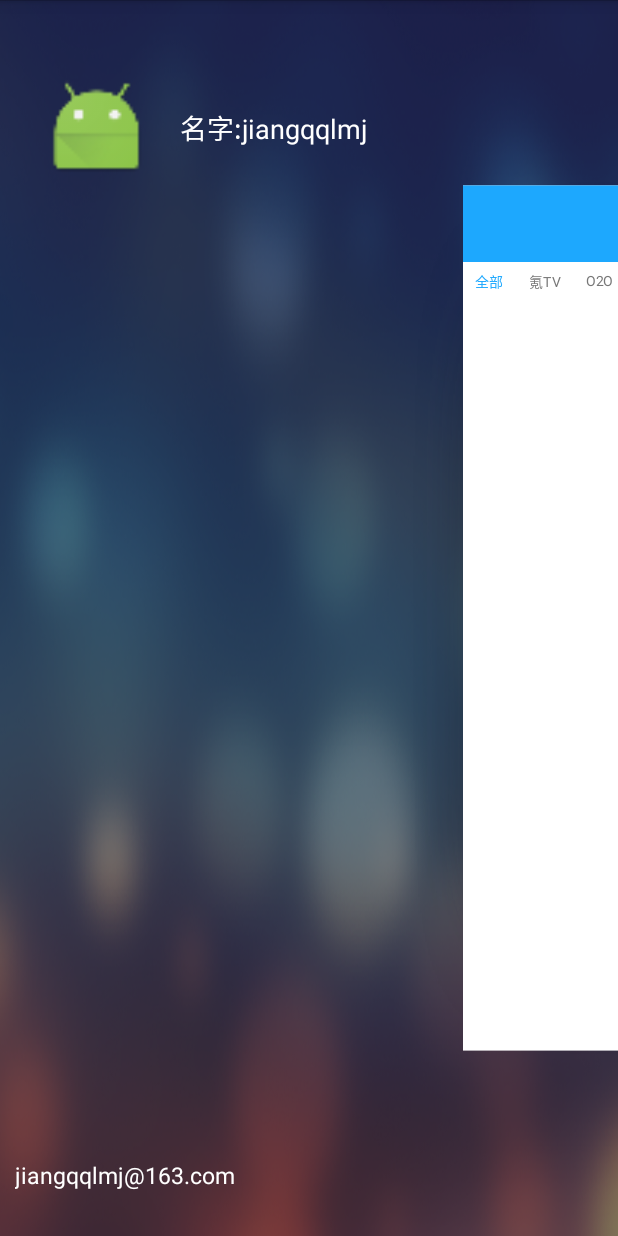
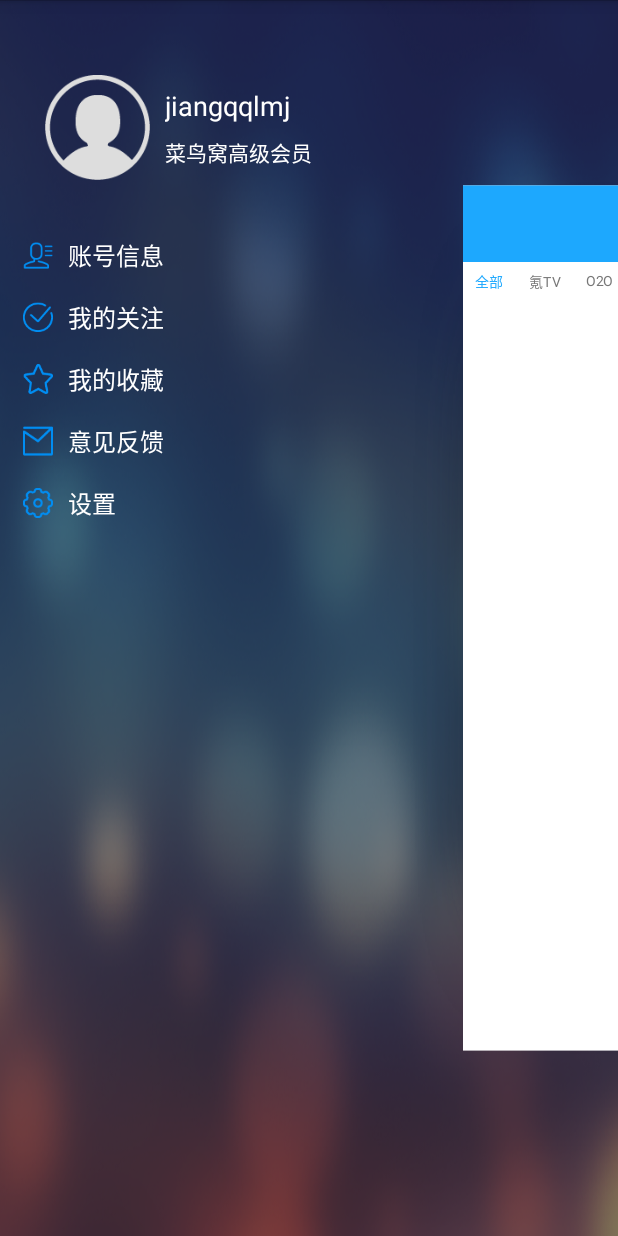
Before and after one commit to jiangqqlmj/App36Kr, an Android app: the MainActivity screen opened directly, with no data from a screen before it, after a tap on an icon or button, on a phone screen of 412 x 824 dp. Run offline under Robolectric (Android 15) with nearby library versions, the phone set to English and light mode, and no system bars; 2 statements that could not run were skipped.

Commit message:
+):1.加入左侧功能菜单

```diff
--- /dev/null
+++ b/app/src/main/java/com/cniao5/app36kr/adapter/LeftMenuAdapter.java
@@ -0,0 +1,71 @@
+package com.cniao5.app36kr.adapter;
+
+import android.content.Context;
+import android.text.Layout;
+import android.view.LayoutInflater;
+import android.view.View;
+import android.view.ViewGroup;
+import android.widget.BaseAdapter;
+import android.widget.ImageView;
+import android.widget.TextView;
+
+import com.cniao5.app36kr.R;
+import com.cniao5.app36kr.entity.LeftItemMenu;
+import com.cniao5.app36kr.utils.MenuDataUtils;
+
+import org.w3c.dom.Text;
+
+import java.util.List;
+
+/**
+ * 当前类注释:左侧功能菜单自定义适配器
+ * ProjectName：App36Kr
+ * Author:<a href="http://www.cniao5.com">菜鸟窝</a>
+ * Description：
+ * 菜鸟窝是一个只专注做Android开发技能的在线学习平台，课程以实战项目为主，对课程与服务”吹毛求疵”般的要求，
+ * 打造极致课程，是菜鸟窝不变的承诺
+ */
+public class LeftMenuAdapter extends BaseAdapter {
+    private List<LeftItemMenu> leftItemMenus;
+    private LayoutInflater mInflater;
+    private Context mContext;
+    public LeftMenuAdapter(Context pContext){
+          this.mContext=pContext;
+          this.mInflater=LayoutInflater.from(mContext);
+          this.leftItemMenus= MenuDataUtils.getItemMenus();
+    }
+    @Override
+    public int getCount() {
+        return leftItemMenus!=null?leftItemMenus.size():0;
+    }
+    @Override
+    public Object getItem(int position) {
+        return leftItemMenus.get(position);
+    }
+    @Override
+    public long getItemId(int position) {
+        return position;
+    }
+    @Override
+    public View getView(int position, View convertView, ViewGroup parent) {
+        Holder _Holder=null;
+        if(convertView==null){
+            _Holder=new Holder();
+            convertView=mInflater.inflate(R.layout.item_left_menu_layout,null);
+            _Holder.item_left_view_img=(ImageView)convertView.findViewById(R.id.item_left_view_img);
+            _Holder.item_left_view_title=(TextView)convertView.findViewById(R.id.item_left_view_title);
+            convertView.setTag(_Holder);
+        }else {
+            _Holder=(Holder)convertView.getTag();
+        }
+        LeftItemMenu menu=leftItemMenus.get(position);
+        _Holder.item_left_view_img.setImageResource(menu.getLeftIcon());
+        _Holder.item_left_view_title.setText(menu.getTitle());
+        return convertView;
+    }
+
+    private static class  Holder{
+        ImageView item_left_view_img;
+        TextView item_left_view_title;
+    }
+}
--- /dev/null
+++ b/app/src/main/java/com/cniao5/app36kr/entity/LeftItemMenu.java
@@ -0,0 +1,48 @@
+package com.cniao5.app36kr.entity;
+
+/**
+ * 当前类注释:左侧功能菜单 没想item实体类
+ * ProjectName：App36Kr
+ * Author:<a href="http://www.cniao5.com">菜鸟窝</a>
+ * Description：
+ * 菜鸟窝是一个只专注做Android开发技能的在线学习平台，课程以实战项目为主，对课程与服务”吹毛求疵”般的要求，
+ * 打造极致课程，是菜鸟窝不变的承诺
+ */
+public class LeftItemMenu {
+    private int leftIcon;
+    private String title;
+    private int arrowIcon;
+    public LeftItemMenu() {
+    }
+    public LeftItemMenu(int leftIcon, int arrowIcon, String title) {
+        this.leftIcon = leftIcon;
+        this.arrowIcon = arrowIcon;
+        this.title = title;
+    }
+    public int getLeftIcon() {
+        return leftIcon;
+    }
+    public void setLeftIcon(int leftIcon) {
+        this.leftIcon = leftIcon;
+    }
+    public String getTitle() {
+        return title;
+    }
+    public void setTitle(String title) {
+        this.title = title;
+    }
+    public int getArrowIcon() {
+        return arrowIcon;
+    }
+    public void setArrowIcon(int arrowIcon) {
+        this.arrowIcon = arrowIcon;
+    }
+    @Override
+    public String toString() {
+        return "LeftItemMenu{" +
+                "leftIcon=" + leftIcon +
+                ", title='" + title + '\'' +
+                ", arrowIcon=" + arrowIcon +
+                '}';
+    }
+}
--- a/app/src/main/java/com/cniao5/app36kr/fragment/MainInfoFragment.java
+++ b/app/src/main/java/com/cniao5/app36kr/fragment/MainInfoFragment.java
@@ -171,12 +171,9 @@ public class MainInfoFragment extends BaseFragment implements ViewPager.OnPageCh
             mClassContainer.addView(view);
         }
     }
-
     @Override
     public void onPageScrolled(int position, float positionOffset, int positionOffsetPixels) {
-
     }
-
     @Override
     public void onPageSelected(int position) {
         //id_indicator.setCurrentItem(position);
@@ -198,7 +195,7 @@ public class MainInfoFragment extends BaseFragment implements ViewPager.OnPageCh
         ((TextView)(currentItem.findViewById(R.id.horizontal_tv_type))).setTextColor(mColorSelected);
         //这边移动的距离 是经过计算粗略得出来的
         mScrollX=currentItem.getLeft()-300;
-        Log.d("zttjiangqq","mScrollX:"+mScrollX);
+        Log.d("zttjiangqq", "mScrollX:" + mScrollX);
         mScrollBar.post(new Runnable() {
             @Override
             public void run() {
--- a/app/src/main/java/com/cniao5/app36kr/ui/MainActivity.java
+++ b/app/src/main/java/com/cniao5/app36kr/ui/MainActivity.java
@@ -1,12 +1,22 @@
 package com.cniao5.app36kr.ui;
 import android.os.Bundle;
 import android.view.View;
+import android.view.ViewGroup;
+import android.widget.Adapter;
+import android.widget.BaseAdapter;
 import android.widget.ImageView;
+import android.widget.ListView;
+
 import com.cniao5.app36kr.R;
+import com.cniao5.app36kr.adapter.LeftMenuAdapter;
 import com.cniao5.app36kr.common.DefineView;
+import com.cniao5.app36kr.entity.LeftItemMenu;
 import com.cniao5.app36kr.ui.base.BaseActivity;
 import com.cniao5.app36kr.widget.DragLayout;
 import com.nineoldandroids.view.ViewHelper;
+
+import java.util.List;
+
 /**
  * 当前类注释:主Activity类
  * ProjectName：App36Kr
@@ -21,8 +31,7 @@ public class MainActivity extends BaseActivity implements DefineView{
     }
     private DragLayout drag_layout;
     private ImageView top_bar_icon;
-
-
+    private ListView left_view_lv;
     @Override
     protected void onCreate(Bundle savedInstanceState) {
         super.onCreate(savedInstanceState);
@@ -36,9 +45,11 @@ public class MainActivity extends BaseActivity implements DefineView{
     public void initView() {
         drag_layout = (DragLayout) findViewById(R.id.drag_layout);
         top_bar_icon = (ImageView) findViewById(R.id.top_bar_icon);
+        left_view_lv=(ListView)findViewById(R.id.left_view_lv);
     }
     @Override
     public void initValidata() {
+
     }
     @Override
     public void initListener() {
@@ -47,7 +58,7 @@ public class MainActivity extends BaseActivity implements DefineView{
     }
     @Override
     public void bindData() {
-
+        left_view_lv.setAdapter(new LeftMenuAdapter(this));
     }
     class CustomDragListener implements DragLayout.DragListener{
 
@@ -73,7 +84,7 @@ public class MainActivity extends BaseActivity implements DefineView{
          */
         @Override
         public void onDrag(float percent) {
-              ViewHelper.setAlpha(top_bar_icon,1-percent);
+              ViewHelper.setAlpha(top_bar_icon, 1 - percent);
         }
     }
     class CustomOnClickListener implements View.OnClickListener{
@@ -82,5 +93,4 @@ public class MainActivity extends BaseActivity implements DefineView{
             drag_layout.open();
         }
     }
-
 }
--- /dev/null
+++ b/app/src/main/java/com/cniao5/app36kr/utils/MenuDataUtils.java
@@ -0,0 +1,28 @@
+package com.cniao5.app36kr.utils;
+
+import com.cniao5.app36kr.R;
+import com.cniao5.app36kr.entity.LeftItemMenu;
+
+import java.util.ArrayList;
+import java.util.List;
+
+/**
+ * 当前类注释:左侧菜单Item数据构造
+ * ProjectName：App36Kr
+ * Author:<a href="http://www.cniao5.com">菜鸟窝</a>
+ * Description：
+ * 菜鸟窝是一个只专注做Android开发技能的在线学习平台，课程以实战项目为主，对课程与服务”吹毛求疵”般的要求，
+ * 打造极致课程，是菜鸟窝不变的承诺
+ */
+public class MenuDataUtils {
+    public static List<LeftItemMenu> getItemMenus(){
+        List<LeftItemMenu> menus=new ArrayList<LeftItemMenu>();
+        menus.add(new LeftItemMenu(R.drawable.icon_zhanghaoxinxi,R.drawable.icon_next,"账号信息"));
+        menus.add(new LeftItemMenu(R.drawable.icon_wodeguanzhu,R.drawable.icon_next,"我的关注"));
+        menus.add(new LeftItemMenu(R.drawable.icon_shoucang,R.drawable.icon_next,"我的收藏"));
+        menus.add(new LeftItemMenu(R.drawable.icon_yijianfankui,R.drawable.icon_next,"意见反馈"));
+        menus.add(new LeftItemMenu(R.drawable.icon_shezhi,R.drawable.icon_next,"设置"));
+        return  menus;
+    }
+
+}
--- /dev/null
+++ b/app/src/main/res/drawable/lv_item_selector.xml
@@ -0,0 +1,6 @@
+<?xml version="1.0" encoding="utf-8"?>
+<selector xmlns:android="http://schemas.android.com/apk/res/android">
+    <item android:state_focused="true" android:drawable="@color/color_lv_selector"/>
+    <item android:state_pressed="true" android:drawable="@color/color_lv_selector"/>
+    <item android:drawable="@color/color_transparent"/>
+</selector>
--- /dev/null
+++ b/app/src/main/res/layout/item_left_menu_layout.xml
@@ -0,0 +1,25 @@
+<?xml version="1.0" encoding="utf-8"?>
+<RelativeLayout xmlns:android="http://schemas.android.com/apk/res/android"
+    android:layout_width="match_parent" android:layout_height="fill_parent"
+    >
+    <ImageView
+        android:layout_marginTop="10dp"
+        android:layout_marginBottom="10dp"
+        android:id="@+id/item_left_view_img"
+        android:layout_marginLeft="15dp"
+        android:layout_centerVertical="true"
+        android:scaleType="fitXY"
+        android:layout_width="20dp"
+        android:layout_height="20dp"
+        android:src="@drawable/icon_shezhi"/>
+    <TextView
+        android:textSize="16sp"
+        android:layout_marginLeft="10dp"
+        android:layout_toRightOf="@id/item_left_view_img"
+        android:id="@+id/item_left_view_title"
+        android:layout_centerVertical="true"
+        android:text="设置"
+        android:textColor="@color/color_white"
+        android:layout_width="wrap_content"
+        android:layout_height="wrap_content" />
+</RelativeLayout>
--- a/app/src/main/res/layout/left_view_layout.xml
+++ b/app/src/main/res/layout/left_view_layout.xml
@@ -15,26 +15,46 @@
                 android:id="@+id/iv_bottom"
                 android:layout_width="70dp"
                 android:layout_height="70dp"
-                android:src="@mipmap/ic_launcher" />
-            <TextView
-                android:layout_width="wrap_content"
+                android:src="@drawable/icon_avatar" />
+            <LinearLayout
+                android:layout_width="fill_parent"
                 android:layout_height="wrap_content"
-                android:layout_gravity="center_vertical"
-                android:layout_marginLeft="20dp"
-                android:text="名字:jiangqqlmj"
-                android:textColor="#ffffff"
-                android:textSize="18sp" />
+                android:orientation="vertical"
+                android:layout_gravity="center_vertical">
+                <TextView
+                    android:lines="1"
+                    android:maxLines="1"
+                    android:ellipsize="end"
+                    android:id="@+id/left_view_nickname"
+                    android:layout_width="wrap_content"
+                    android:layout_height="wrap_content"
+                    android:layout_gravity="center_vertical"
+                    android:paddingLeft="10dp"
+                    android:text="jiangqqlmj"
+                    android:textColor="#ffffff"
+                    android:textSize="18sp" />
+                <TextView
+                    android:lines="1"
+                    android:maxLines="1"
+                    android:ellipsize="end"
+                    android:layout_marginTop="8dp"
+                    android:paddingLeft="10dp"
+                    android:textColor="#ffffff"
+                    android:textSize="14sp"
+                    android:id="@+id/left_view_description"
+                    android:text="菜鸟窝高级会员"
+                    android:layout_width="wrap_content"
+                    android:layout_height="wrap_content" />
+            </LinearLayout>
         </LinearLayout>
-        <!--底部信息栏-->
-        <TextView
-            android:id="@+id/tv_mail"
-            android:layout_marginLeft="10dp"
-            android:layout_width="wrap_content"
+        <!--中间信息列表-->
+        <ListView
+            android:id="@+id/left_view_lv"
+            android:layout_width="fill_parent"
             android:layout_height="wrap_content"
-            android:layout_alignParentBottom="true"
-            android:text="jiangqqlmj@163.com"
-            android:textColor="#ffffff"
-            android:textSize="15sp" />
-        <!--中间信息列表-->
-
+            android:cacheColorHint="@android:color/transparent"
+            android:listSelector="@drawable/lv_item_selector"
+            android:divider="@drawable/bottom_line_gray"
+            android:dividerHeight="1dp"
+            android:layout_marginTop="100dp"/>
 </RelativeLayout>
--- a/app/src/main/res/layout/top_bar_common_layout.xml
+++ b/app/src/main/res/layout/top_bar_common_layout.xml
@@ -16,7 +16,7 @@
             android:layout_centerVertical="true"
             android:layout_marginLeft="10dp"
             android:scaleType="fitXY"
-            android:src="@mipmap/ic_launcher"
+            android:src="@drawable/icon_avatar"
             />
         <TextView
             android:id="@+id/top_bar_title"
--- a/app/src/main/res/values/colors.xml
+++ b/app/src/main/res/values/colors.xml
@@ -3,7 +3,8 @@
     <color name="color_white">#FFFFFF</color>
     <color name="color_black">#000000</color>
     <color name="color_tab_title">#777777</color>
-    <color name="color_transparent">#FFFFFFFF</color>
+    <color name="color_transparent">#00000000</color>
+    <color name="color_lv_selector">#aaeeeeee</color>
 
     <!--标签背景颜色-->
     <color name="mask_tags_1">#f45170</color>
```
Also changed, not shown: app/src/main/res/drawable-hdpi/icon_avatar.png (added), app/src/main/res/drawable-hdpi/icon_next.png (added), app/src/main/res/drawable-hdpi/icon_shezhi.png (added), app/src/main/res/drawable-hdpi/icon_shoucang.png (added), app/src/main/res/drawable-hdpi/icon_wodeguanzhu.png (added), app/src/main/res/drawable-hdpi/icon_yijianfankui.png (added), app/src/main/res/drawable-hdpi/icon_zhanghaoxinxi.png (added).
